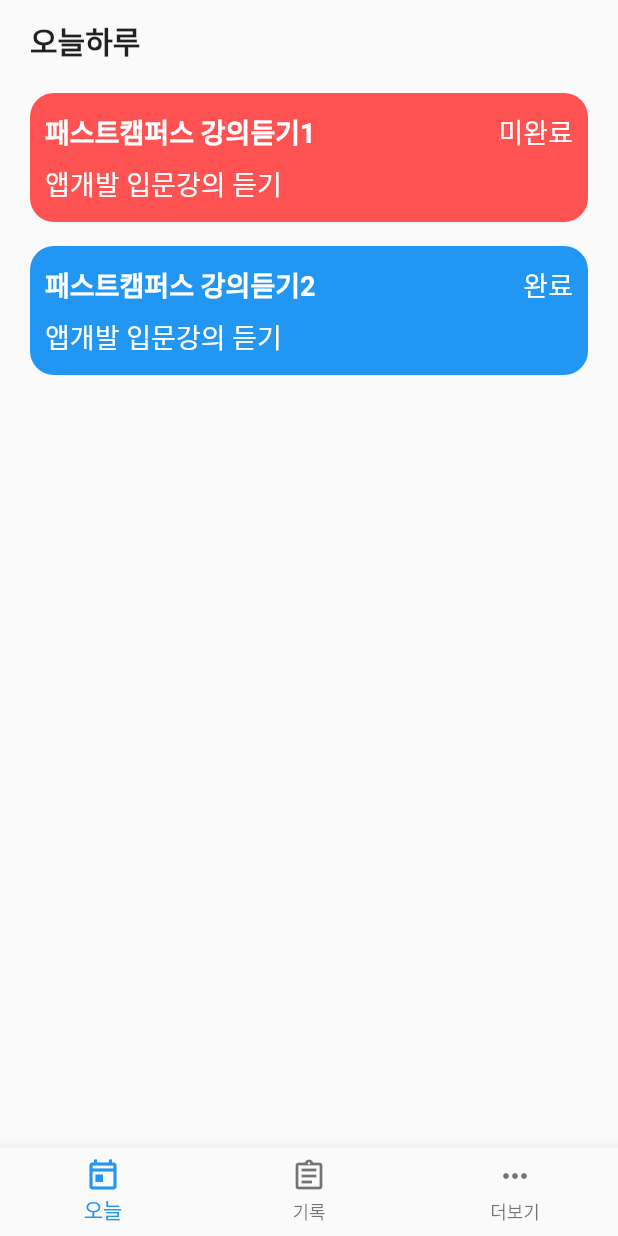
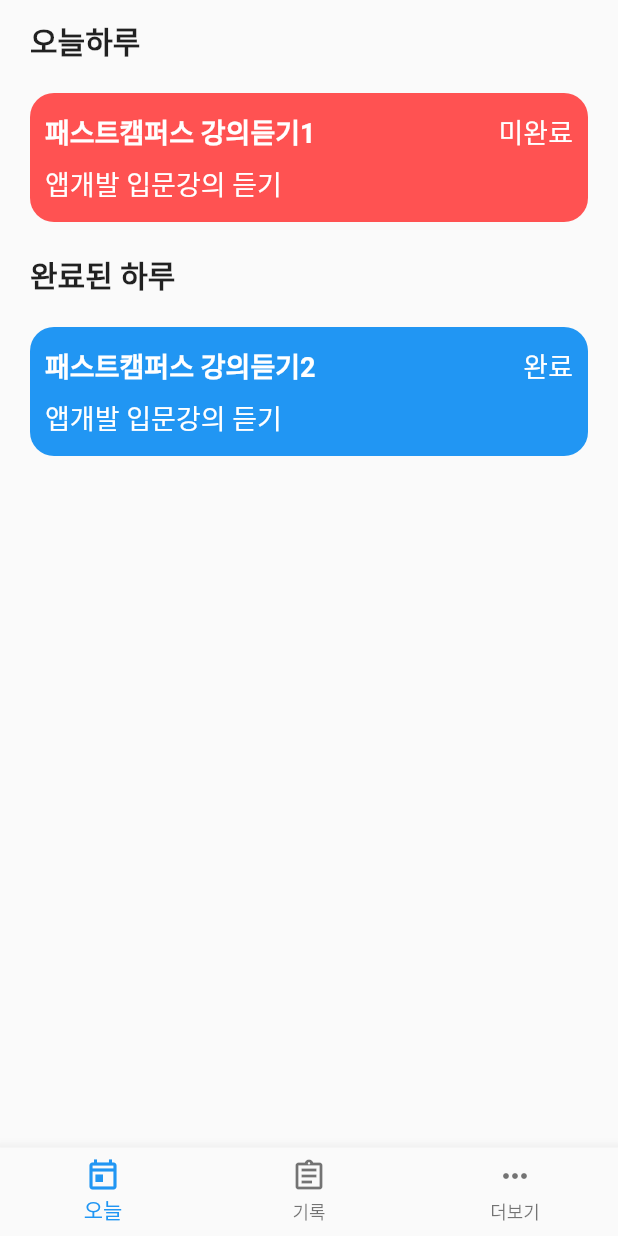
Before and after one commit to rohsua/flutter-todo, a Flutter app: the screen it shows after launch, on a phone screen of 412 x 824 dp. Run offline on Flutter 3.47's test engine with Material 2 defaults, Android fonts, the phone set to English and light mode, and no system bars.

Commit message:
feature: 완료, 미완료 리스트 구분 정렬 추가

```diff
--- a/lib/main.dart
+++ b/lib/main.dart
@@ -65,10 +65,64 @@ class _MyHomePageState extends State<MyHomePage> {
                         style: TextStyle(
                             fontSize: 20, fontWeight: FontWeight.bold)));
               } else if (idx == 1) {
+                List<Todo> undone = todos.where((t) {
+                  return t.done == 0;
+                }).toList();
+
                 return Container(
                     child: Column(
-                  children: List.generate(todos.length, (_idx) {
-                    Todo t = todos[_idx];
+                  children: List.generate(undone.length, (_idx) {
+                    Todo t = undone[_idx];
+
+                    return Container(
+                        decoration: BoxDecoration(
+                            color: Color(t.color),
+                            borderRadius: BorderRadius.circular(16)),
+                        padding:
+                            EdgeInsets.symmetric(vertical: 12, horizontal: 10),
+                        margin:
+                            EdgeInsets.symmetric(vertical: 8, horizontal: 20),
+                        child: Column(
+                          crossAxisAlignment: CrossAxisAlignment.start,
+                          children: [
+                            Row(
+                              mainAxisAlignment: MainAxisAlignment.spaceBetween,
+                              children: [
+                                Text(
+                                  t.title,
+                                  style: TextStyle(
+                                      fontSize: 18,
+                                      color: Colors.white,
+                                      fontWeight: FontWeight.bold),
+                                ),
+                                Text(t.done == 0 ? "미완료" : "완료",
+                                    style: TextStyle(
+                                        fontSize: 18, color: Colors.white))
+                              ],
+                            ),
+                            Container(height: 8),
+                            Text(t.memo,
+                                style: TextStyle(
+                                    fontSize: 18, color: Colors.white))
+                          ],
+                        ));
+                  }),
+                ));
+              } else if (idx == 2) {
+                return Container(
+                    margin: EdgeInsets.symmetric(vertical: 12, horizontal: 20),
+                    child: Text("완료된 하루",
+                        style: TextStyle(
+                            fontSize: 20, fontWeight: FontWeight.bold)));
+              } else if (idx == 3) {
+                List<Todo> done = todos.where((t) {
+                  return t.done == 1;
+                }).toList();
+
+                return Container(
+                    child: Column(
+                  children: List.generate(done.length, (_idx) {
+                    Todo t = done[_idx];
 
                     return Container(
                         decoration: BoxDecoration(
```
